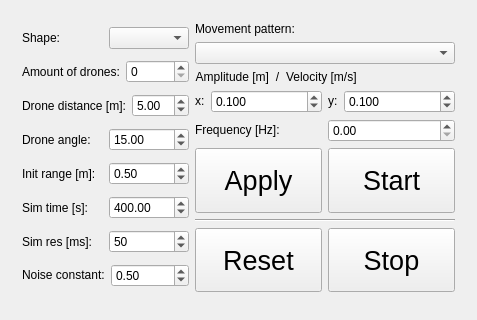
Above: catkin_ws/src/supervisor/src/View/mainwindow.ui from jlrandulfe/drone-swarm before the change. Below: the same form after it.
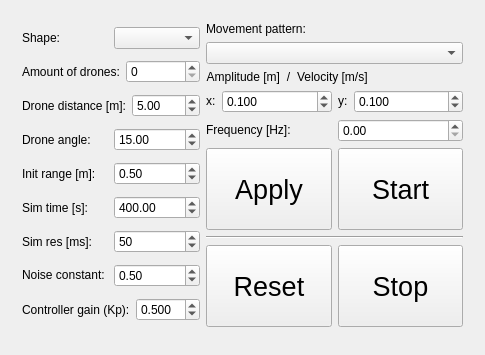
That is the form after the change.

Commit message: Implement gain variable in GUI, disable reset function

```diff
--- a/catkin_ws/src/supervisor/src/View/mainwindow.ui
+++ b/catkin_ws/src/supervisor/src/View/mainwindow.ui
@@ -6,8 +6,8 @@
    <rect>
     <x>0</x>
     <y>0</y>
-    <width>477</width>
-    <height>320</height>
+    <width>485</width>
+    <height>355</height>
    </rect>
   </property>
   <property name="sizePolicy">
@@ -29,8 +29,8 @@
      <verstretch>0</verstretch>
     </sizepolicy>
    </property>
-   <layout class="QGridLayout" name="gridLayout">
-    <item row="0" column="0">
+   <layout class="QVBoxLayout" name="verticalLayout_7">
+    <item>
      <widget class="QSplitter" name="splitter">
       <property name="sizePolicy">
        <sizepolicy hsizetype="Preferred" vsizetype="Minimum">
@@ -277,6 +277,12 @@
               </item>
               <item>
                <widget class="QDoubleSpinBox" name="noiseSpinbox">
+                <property name="sizePolicy">
+                 <sizepolicy hsizetype="Minimum" vsizetype="Fixed">
+                  <horstretch>0</horstretch>
+                  <verstretch>0</verstretch>
+                 </sizepolicy>
+                </property>
                 <property name="minimum">
                  <double>-2.000000000000000</double>
                 </property>
@@ -290,6 +296,45 @@
               </item>
              </layout>
             </item>
+            <item>
+             <layout class="QHBoxLayout" name="horizontalLayout_7">
+              <item>
+               <widget class="QLabel" name="gainLabel">
+                <property name="sizePolicy">
+                 <sizepolicy hsizetype="Preferred" vsizetype="Preferred">
+                  <horstretch>0</horstretch>
+                  <verstretch>0</verstretch>
+                 </sizepolicy>
+                </property>
+                <property name="text">
+                 <string>Controller gain (Kp):</string>
+                </property>
+               </widget>
+              </item>
+              <item>
+               <widget class="QDoubleSpinBox" name="gainSpinbox">
+                <property name="sizePolicy">
+                 <sizepolicy hsizetype="Minimum" vsizetype="Fixed">
+                  <horstretch>0</horstretch>
+                  <verstretch>0</verstretch>
+                 </sizepolicy>
+                </property>
+                <property name="decimals">
+                 <number>3</number>
+                </property>
+                <property name="maximum">
+                 <double>10.000000000000000</double>
+                </property>
+                <property name="singleStep">
+                 <double>0.010000000000000</double>
+                </property>
+                <property name="value">
+                 <double>0.500000000000000</double>
+                </property>
+               </widget>
+              </item>
+             </layout>
+            </item>
            </layout>
           </item>
           <item>
@@ -579,7 +624,7 @@
                 <item>
                  <widget class="QPushButton" name="resetButton">
                   <property name="sizePolicy">
-                   <sizepolicy hsizetype="MinimumExpanding" vsizetype="MinimumExpanding">
+                   <sizepolicy hsizetype="MinimumExpanding" vsizetype="Minimum">
                     <horstretch>0</horstretch>
                     <verstretch>0</verstretch>
                    </sizepolicy>
```
The commit also changes 2 other files.
